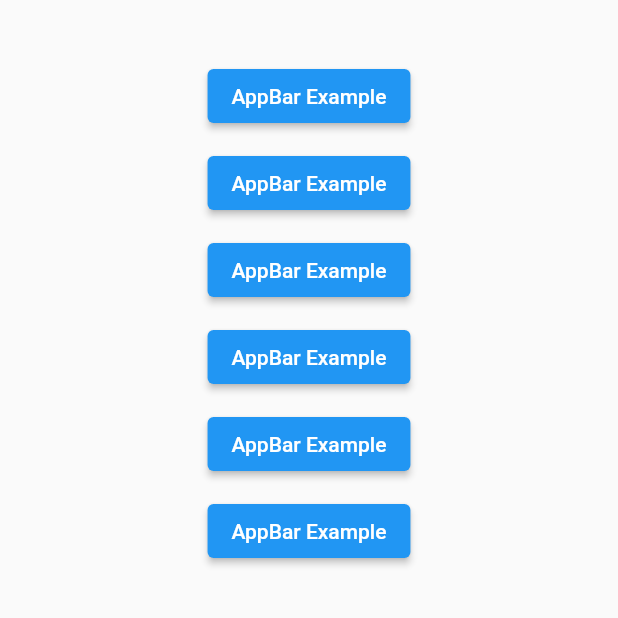
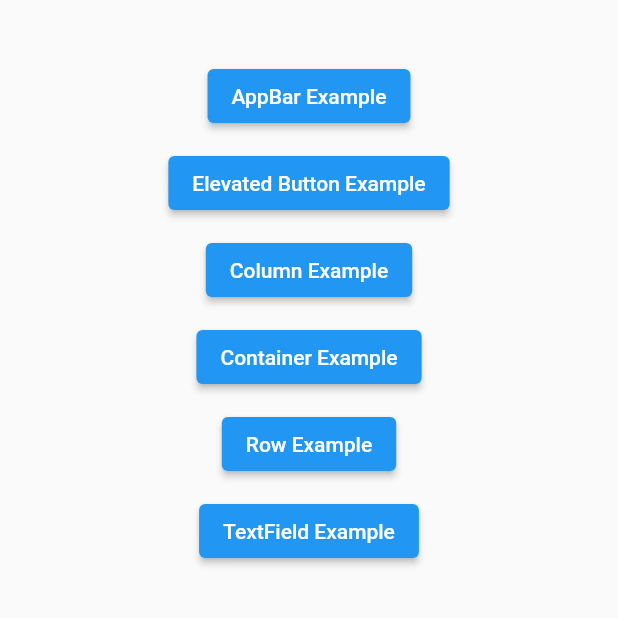
Before and after one commit to BilalRehman08/Flutter_Basic_Widgets, a Flutter app: the screen it shows after launch, on a phone screen of 412 x 824 dp, the top half of it. Run offline on Flutter 3.47's test engine with Material 2 defaults, Android fonts, the light colour scheme and no system bars.

Commit message:
Column Example

```diff
--- a/lib/Buttons.dart
+++ b/lib/Buttons.dart
@@ -0,0 +1 @@
+import 'package:flutter/material.dart';
--- a/lib/TextField.dart
+++ b/lib/TextField.dart
@@ -0,0 +1 @@
+import 'package:flutter/material.dart';
--- a/lib/column.dart
+++ b/lib/column.dart
@@ -11,6 +11,7 @@ class _ColumnExampleState extends State<ColumnExample> {
     return MaterialApp(
         home: Scaffold(
             body: Column(
+      mainAxisAlignment: MainAxisAlignment.spaceEvenly,
       children: [
         Text("1st Column"),
         Text("2nd Column"),
--- a/lib/container.dart
+++ b/lib/container.dart
@@ -0,0 +1 @@
+import 'package:flutter/material.dart';
--- a/lib/main.dart
+++ b/lib/main.dart
@@ -6,8 +6,27 @@ void main() {
   runApp(MyApp());
 }
 
-class MyApp extends StatelessWidget {
-  // This widget is the root of your application.
+class MyApp extends StatefulWidget {
+  @override
+  _MyAppState createState() => _MyAppState();
+}
+
+class _MyAppState extends State<MyApp> {
+  @override
+  Widget build(BuildContext context) {
+    return MaterialApp(
+        home: Scaffold(
+      body: Home(),
+    ));
+  }
+}
+
+class Home extends StatefulWidget {
+  @override
+  _HomeState createState() => _HomeState();
+}
+
+class _HomeState extends State<Home> {
   @override
   Widget build(BuildContext context) {
     return MaterialApp(
@@ -17,33 +36,53 @@ class MyApp extends StatelessWidget {
         child: Column(children: [
           SizedBox(height: 40),
           ElevatedButton(
-            onPressed: () {},
+            onPressed: () {
+              Navigator.push(
+                context,
+                MaterialPageRoute(builder: (context) => AppBarExample()),
+              );
+            },
             child: Text("AppBar Example"),
           ),
           SizedBox(height: 10),
           ElevatedButton(
-            onPressed: () {},
-            child: Text("AppBar Example"),
+            onPressed: () {
+              Navigator.push(context,
+                  MaterialPageRoute(builder: (context) => AppBarExample()));
+            },
+            child: Text("Elevated Button Example"),
           ),
           SizedBox(height: 10),
           ElevatedButton(
-            onPressed: () {},
-            child: Text("AppBar Example"),
+            onPressed: () {
+              Navigator.push(context,
+                  MaterialPageRoute(builder: (context) => AppBarExample()));
+            },
+            child: Text("Column Example"),
           ),
           SizedBox(height: 10),
           ElevatedButton(
-            onPressed: () {},
-            child: Text("AppBar Example"),
+            onPressed: () {
+              Navigator.push(context,
+                  MaterialPageRoute(builder: (context) => AppBarExample()));
+            },
+            child: Text("Container Example"),
           ),
           SizedBox(height: 10),
           ElevatedButton(
-            onPressed: () {},
-            child: Text("AppBar Example"),
+            onPressed: () {
+              Navigator.push(context,
+                  MaterialPageRoute(builder: (context) => AppBarExample()));
+            },
+            child: Text("Row Example"),
           ),
           SizedBox(height: 10),
           ElevatedButton(
-            onPressed: () {},
-            child: Text("AppBar Example"),
+            onPressed: () {
+              Navigator.push(context,
+                  MaterialPageRoute(builder: (context) => AppBarExample()));
+            },
+            child: Text("TextField Example"),
           ),
         ]),
       )),
--- a/lib/row.dart
+++ b/lib/row.dart
@@ -0,0 +1 @@
+import 'package:flutter/material.dart';
```
